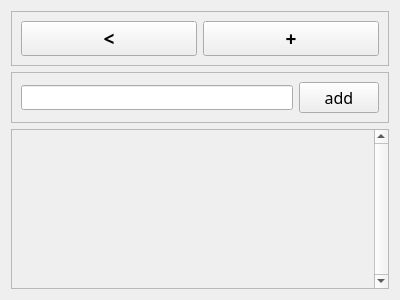
First picture: the form in ToDoAreaWidgets/todoareawidget.ui, repository T1mofi/ToDo, before the edit.
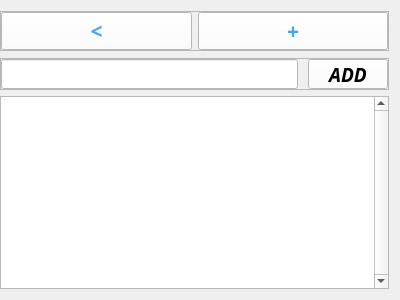
Second picture: the form after the edit.

Diff of the .ui file:
```diff
--- a/ToDoAreaWidgets/todoareawidget.ui
+++ b/ToDoAreaWidgets/todoareawidget.ui
@@ -14,8 +14,14 @@
    <string>Form</string>
   </property>
   <layout class="QVBoxLayout" name="verticalLayout_2">
+   <property name="leftMargin">
+    <number>0</number>
+   </property>
    <item>
     <layout class="QVBoxLayout" name="directionLayout">
+     <property name="spacing">
+      <number>7</number>
+     </property>
      <item>
       <widget class="QFrame" name="toDoAreaButtonsFrame">
        <property name="sizePolicy">
@@ -31,16 +37,32 @@
         <enum>QFrame::Raised</enum>
        </property>
        <layout class="QHBoxLayout" name="horizontalLayout_2">
+        <property name="leftMargin">
+         <number>0</number>
+        </property>
+        <property name="topMargin">
+         <number>0</number>
+        </property>
+        <property name="rightMargin">
+         <number>0</number>
+        </property>
+        <property name="bottomMargin">
+         <number>0</number>
+        </property>
         <item>
          <widget class="QPushButton" name="backButton">
           <property name="font">
            <font>
-            <family>Mongolian Baiti</family>
-            <pointsize>14</pointsize>
+            <family>MV Boli</family>
+            <pointsize>16</pointsize>
             <weight>75</weight>
             <bold>true</bold>
            </font>
           </property>
+          <property name="styleSheet">
+           <string notr="true">background-color: rgb(255, 255, 255);
+color: rgb(66, 164, 255);</string>
+          </property>
           <property name="text">
            <string>&lt;</string>
           </property>
@@ -50,12 +72,16 @@
          <widget class="QPushButton" name="newToDoButton">
           <property name="font">
            <font>
-            <family>Mongolian Baiti</family>
-            <pointsize>14</pointsize>
+            <family>MV Boli</family>
+            <pointsize>16</pointsize>
             <weight>75</weight>
             <bold>true</bold>
            </font>
           </property>
+          <property name="styleSheet">
+           <string notr="true">background-color: rgb(255, 255, 255);
+color: rgb(66, 164, 255);</string>
+          </property>
           <property name="text">
            <string>+</string>
           </property>
@@ -69,9 +95,15 @@
        <property name="sizePolicy">
         <sizepolicy hsizetype="Preferred" vsizetype="Maximum">
          <horstretch>0</horstretch>
-         <verstretch>0</verstretch>
+         <verstretch>100</verstretch>
         </sizepolicy>
        </property>
+       <property name="minimumSize">
+        <size>
+         <width>0</width>
+         <height>30</height>
+        </size>
+       </property>
        <property name="frameShape">
         <enum>QFrame::StyledPanel</enum>
        </property>
@@ -79,16 +111,37 @@
         <enum>QFrame::Raised</enum>
        </property>
        <layout class="QVBoxLayout" name="verticalLayout">
+        <property name="spacing">
+         <number>10</number>
+        </property>
+        <property name="leftMargin">
+         <number>0</number>
+        </property>
+        <property name="topMargin">
+         <number>0</number>
+        </property>
+        <property name="rightMargin">
+         <number>0</number>
+        </property>
+        <property name="bottomMargin">
+         <number>0</number>
+        </property>
         <item>
          <layout class="QVBoxLayout" name="addToDoLayout">
           <item>
            <layout class="QHBoxLayout" name="addNoteLayout">
             <item>
              <widget class="QLineEdit" name="addToDoLineEdit">
+              <property name="minimumSize">
+               <size>
+                <width>0</width>
+                <height>30</height>
+               </size>
+              </property>
               <property name="maximumSize">
                <size>
                 <width>16777215</width>
-                <height>25</height>
+                <height>30</height>
                </size>
               </property>
               <property name="font">
@@ -104,18 +157,39 @@
               <property name="autoFillBackground">
                <bool>false</bool>
               </property>
+              <property name="styleSheet">
+               <string notr="true">background-color: rgb(255, 255, 255);</string>
+              </property>
              </widget>
             </item>
             <item>
              <widget class="QPushButton" name="addToDoButton">
+              <property name="minimumSize">
+               <size>
+                <width>0</width>
+                <height>30</height>
+               </size>
+              </property>
+              <property name="maximumSize">
+               <size>
+                <width>16777215</width>
+                <height>30</height>
+               </size>
+              </property>
               <property name="font">
                <font>
-                <family>Mongolian Baiti</family>
-                <pointsize>12</pointsize>
+                <family>Brush Script MT</family>
+                <pointsize>14</pointsize>
+                <weight>75</weight>
+                <italic>true</italic>
+                <bold>true</bold>
                </font>
               </property>
+              <property name="styleSheet">
+               <string notr="true">background-color: rgb(255, 255, 255);</string>
+              </property>
               <property name="text">
-               <string>add</string>
+               <string>ADD</string>
               </property>
              </widget>
             </item>
@@ -136,6 +210,9 @@
        <height>16777215</height>
       </size>
      </property>
+     <property name="styleSheet">
+      <string notr="true"/>
+     </property>
      <property name="verticalScrollBarPolicy">
       <enum>Qt::ScrollBarAlwaysOn</enum>
      </property>
@@ -150,15 +227,18 @@
        <rect>
         <x>0</x>
         <y>0</y>
-        <width>355</width>
-        <height>145</height>
+        <width>366</width>
+        <height>179</height>
        </rect>
       </property>
       <property name="layoutDirection">
        <enum>Qt::LeftToRight</enum>
       </property>
       <property name="autoFillBackground">
-       <bool>true</bool>
+       <bool>false</bool>
+      </property>
+      <property name="styleSheet">
+       <string notr="true">background-color: rgb(255, 255, 255);</string>
       </property>
       <layout class="QVBoxLayout" name="ScrollAreaLayout">
        <property name="spacing">
```
